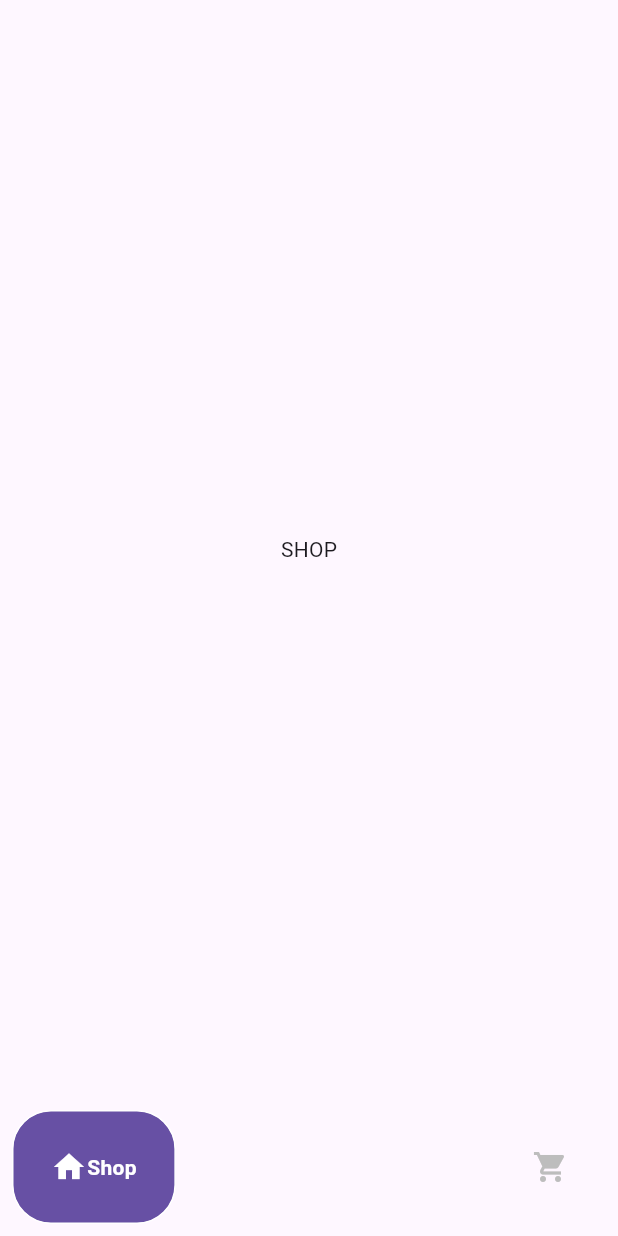
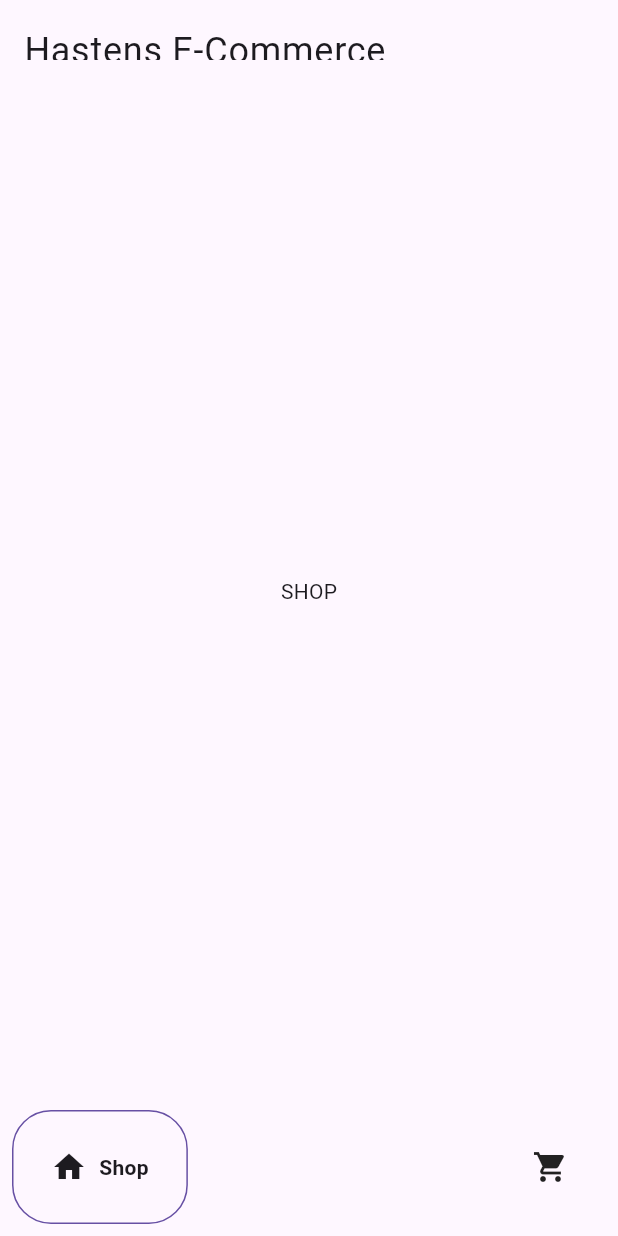
Before and after one commit to Leeli14/Hastens, a Flutter app: the screen it shows after launch, on a phone screen of 412 x 824 dp. Run offline on Flutter 3.47's test engine with Material 3 defaults, Android fonts, the phone set to English and light mode, and no system bars; drawn by our look-alikes of google_nav_bar.

```diff
--- a/e_commerce/lib/components/bottom_navigation.dart
+++ b/e_commerce/lib/components/bottom_navigation.dart
@@ -1,11 +1,13 @@
+
+
 import 'package:flutter/material.dart';
 import 'package:google_nav_bar/google_nav_bar.dart';
 
 
 
 class MyBottomNavBar extends StatelessWidget {
-  void Function(int)? onTabChange;
- MyBottomNavBar({super.key, required this.onTabChange,});
+  final void Function(int)? onTabChange;
+ const MyBottomNavBar({super.key, required this.onTabChange,});
 
   @override
   Widget build(BuildContext context) {
@@ -17,21 +19,27 @@ class MyBottomNavBar extends StatelessWidget {
       child: Padding(
         padding: const EdgeInsets.all(8.0),
         child: GNav(
-          color: Colors.grey[400],
-          activeColor: Colors.white,
-          tabBackgroundColor: Theme.of(context).colorScheme.primary,
+          color: Theme.of(context).textTheme.bodyMedium?.color,
+          gap: 8,
+          onTabChange: onTabChange,
+          activeColor: Theme.of(context).textTheme.bodyLarge?.color,
+          tabBackgroundColor: Theme.of(context).colorScheme.surface,
           tabBorderRadius: 26,
           tabActiveBorder: Border.all(
-            color: Colors.white,
+            color: Theme.of(context).colorScheme.primary,
           ),
           tabs: [
             GButton(
               icon: Icons.home,
+              iconColor: Theme.of(context).iconTheme.color,
               text: 'Shop',
+              textColor: Theme.of(context).textTheme.bodyMedium?.color,
             ),
             GButton(
               icon: Icons.shopping_cart,
+              iconColor: Theme.of(context).iconTheme.color,
               text: 'Cart',
+              textColor: Theme.of(context).textTheme.bodyMedium?.color,
             ),
           ],
         ),
--- a/e_commerce/lib/pages/first_page.dart
+++ b/e_commerce/lib/pages/first_page.dart
@@ -36,11 +36,26 @@ class _FirstPageState extends State<FirstPage> {
   @override
   Widget build(BuildContext context) {
     return Scaffold(
-       body: _pages[_selectedindex],
-       bottomNavigationBar: MyBottomNavBar(
-        onTabChange: _navigateBottomBar, // Pass the method to handle tab changes
-       ),
-
+      body: Column(
+        children: [
+          Container(
+            height: kToolbarHeight,
+            padding: EdgeInsets.all(16.0),
+            alignment: Alignment.centerLeft,
+            child: Text(
+              'Hastens E-Commerce',
+              style: Theme.of(context).textTheme.bodyLarge?.copyWith(fontSize: 24.0).copyWith(fontFamily: 'Roboto'),
+              textAlign: TextAlign.left,
+            ),
+          ),
+          Expanded(
+            child: _pages[_selectedindex],
+          ),
+        ],
+      ),
+      bottomNavigationBar: MyBottomNavBar(
+        onTabChange: _navigateBottomBar,
+      ),
     );
   }
 }
```
Also changed, not shown: e_commerce/pubspec.yaml (+4 -3 lines), e_commerce/assets/icons/Nike_logo.png (added), e_commerce/assets/icons/hastens.jpg (deleted), e_commerce/assets/images/Nike_logo.png (added), e_commerce/pubspec.lock, 1 other file.
